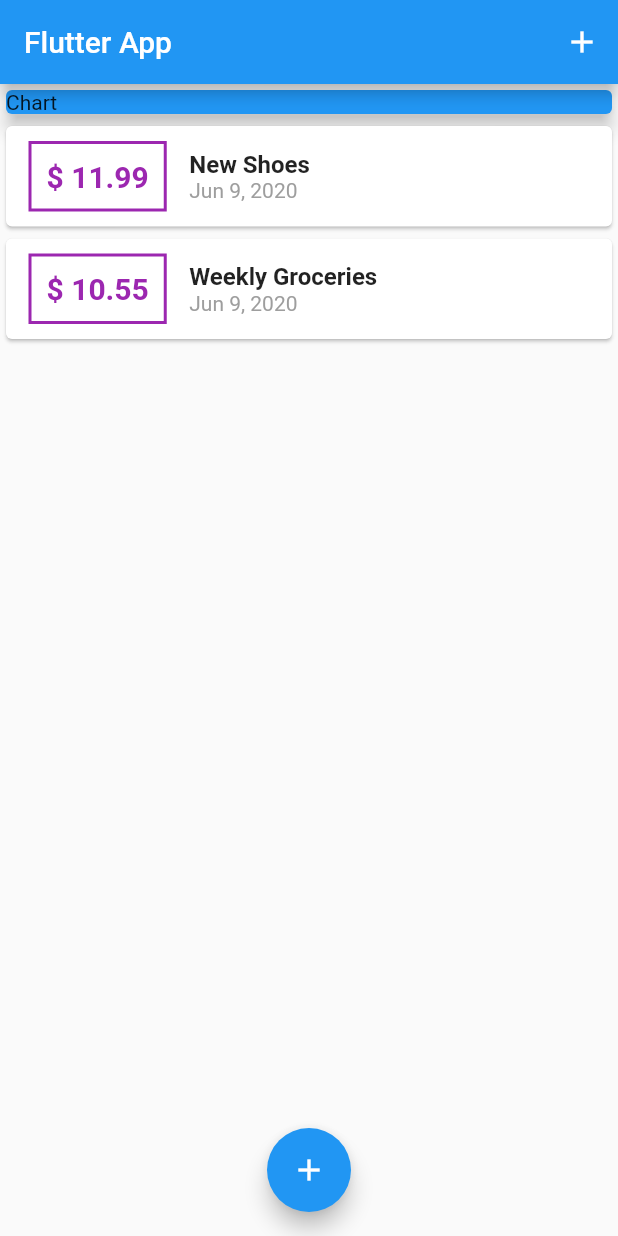
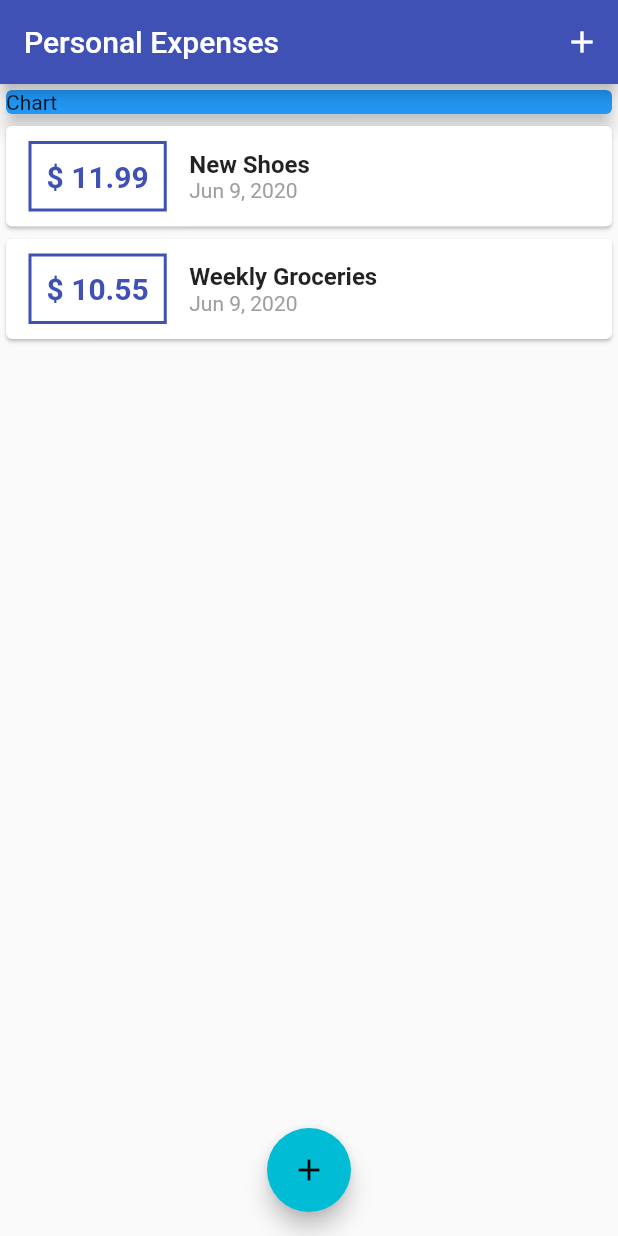
Before and after one commit to aospiridonov/flutter_expense_planner, a Flutter app: the screen it shows after launch, on a phone screen of 412 x 824 dp. Run offline on Flutter 3.47's test engine with Material 2 defaults, Android fonts, the phone set to English and light mode, and no system bars.

Commit message:
color theme

```diff
--- a/lib/main.dart
+++ b/lib/main.dart
@@ -9,7 +9,11 @@ class MyApp extends StatelessWidget {
   @override
   Widget build(BuildContext context) {
     return MaterialApp(
-      title: 'Flutter App',
+      title: 'Personal Expenses',
+      theme: ThemeData(
+        primarySwatch: Colors.indigo,
+        accentColor: Colors.cyan,
+      ),
       home: MyHomePage(),
     );
   }
@@ -68,7 +72,7 @@ class _MyHomePageState extends State<MyHomePage> {
 
     return Scaffold(
       appBar: AppBar(
-        title: Text('Flutter App'),
+        title: Text('Personal Expenses'),
         actions: <Widget>[
           IconButton(
             icon: Icon(Icons.add),
--- a/lib/widgets/transaction_list.dart
+++ b/lib/widgets/transaction_list.dart
@@ -24,7 +24,7 @@ class TransactionList extends StatelessWidget {
                 ),
                 decoration: BoxDecoration(
                   border: Border.all(
-                    color: Colors.purple,
+                    color: Theme.of(context).primaryColor,
                     width: 2.0,
                   ),
                 ),
@@ -34,7 +34,7 @@ class TransactionList extends StatelessWidget {
                   style: TextStyle(
                     fontWeight: FontWeight.bold,
                     fontSize: 20.0,
-                    color: Colors.purple,
+                    color: Theme.of(context).primaryColor,
                   ),
                 ),
               ),
```
